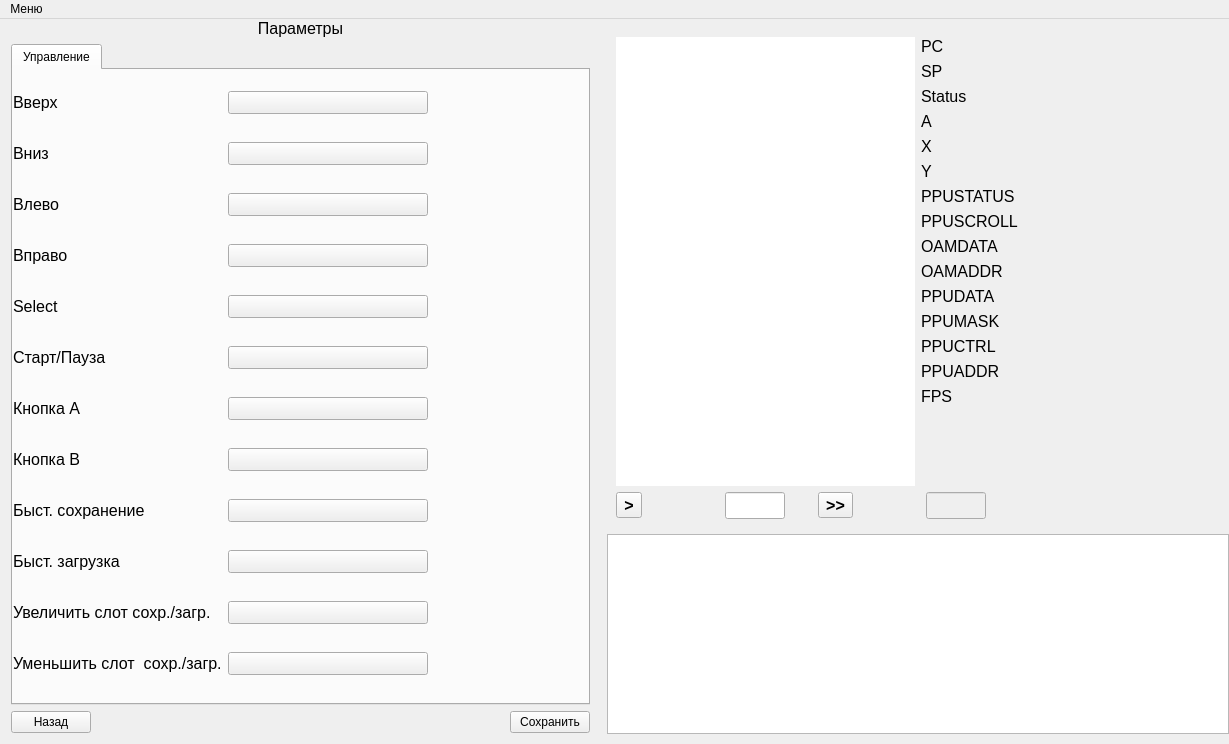
First picture: the form in emulateNES/forms/mainwindow.ui, repository maxim14254/emulateNES, before the edit.
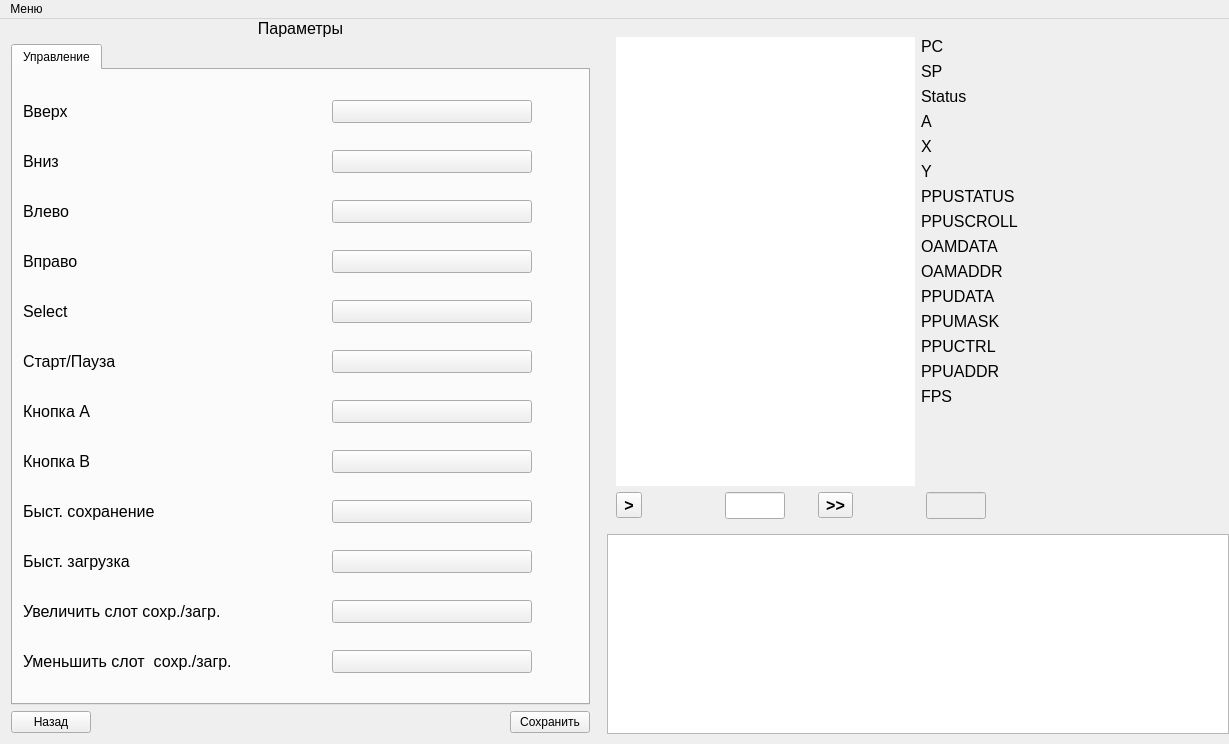
Second picture: the form after the edit.

Commit message: финльный коммит

The edit to the form file:
```diff
--- a/emulateNES/forms/mainwindow.ui
+++ b/emulateNES/forms/mainwindow.ui
@@ -250,12 +250,33 @@
                     <layout class="QVBoxLayout" name="verticalLayout_17">
                      <item>
                       <layout class="QFormLayout" name="formLayout_2">
+                       <property name="sizeConstraint">
+                        <enum>QLayout::SetMaximumSize</enum>
+                       </property>
                        <property name="labelAlignment">
                         <set>Qt::AlignLeading|Qt::AlignLeft|Qt::AlignVCenter</set>
                        </property>
+                       <property name="formAlignment">
+                        <set>Qt::AlignLeading|Qt::AlignLeft|Qt::AlignVCenter</set>
+                       </property>
+                       <property name="horizontalSpacing">
+                        <number>100</number>
+                       </property>
                        <property name="verticalSpacing">
                         <number>7</number>
                        </property>
+                       <property name="leftMargin">
+                        <number>10</number>
+                       </property>
+                       <property name="topMargin">
+                        <number>10</number>
+                       </property>
+                       <property name="rightMargin">
+                        <number>10</number>
+                       </property>
+                       <property name="bottomMargin">
+                        <number>10</number>
+                       </property>
                        <item row="0" column="0">
                         <widget class="QLabel" name="label_8">
                          <property name="sizePolicy">
```
Left out of the diff: 69 changed lines with no effect on the pictures. The commit also changes 1 other file.
